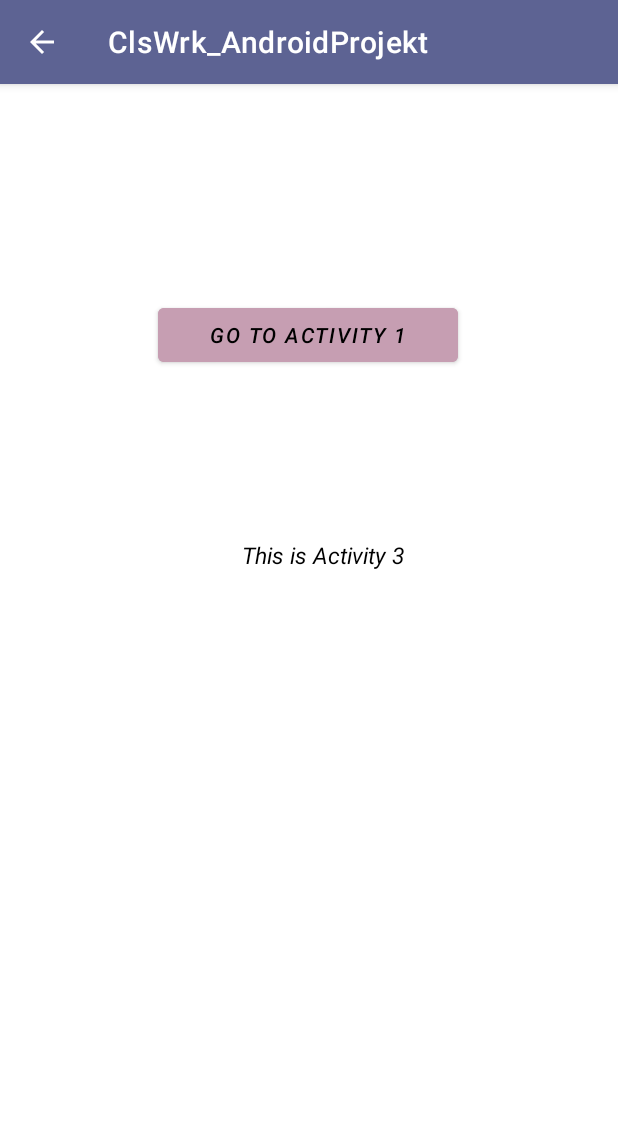
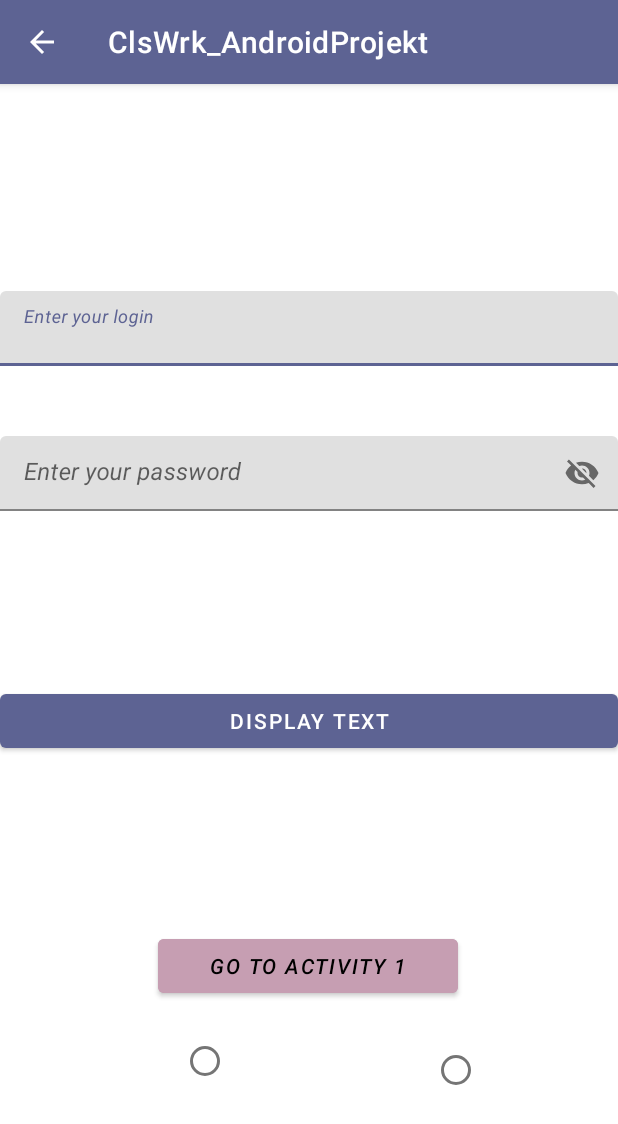
Before and after one commit to Svetttllana/ClsWrk_AndtoidProjkt, an Android app: the MainActivity3 screen opened directly, with no data from a screen before it, on a phone screen of 412 x 824 dp. Shown: the top 1124 px of the screen. Run offline under Robolectric (Android 15) with nearby library versions, the phone set to English and light mode, and no system bars.

Commit message:
less18; layout(log,passw)/ alertDialog/radio button

```diff
--- a/app/src/main/java/com/example/clswrk_androidprojekt/MainActivity3.kt
+++ b/app/src/main/java/com/example/clswrk_androidprojekt/MainActivity3.kt
@@ -1,11 +1,20 @@
 package com.example.clswrk_androidprojekt
 
+import android.annotation.SuppressLint
 import android.content.Intent
 import androidx.appcompat.app.AppCompatActivity
 import android.os.Bundle
 import android.widget.Button
+import android.widget.EditText
+import android.widget.RadioButton
+import android.widget.TextView
+import androidx.appcompat.app.AlertDialog
+import com.google.android.material.textfield.TextInputLayout
+
+
 
 class MainActivity3 : AppCompatActivity() {
+    @SuppressLint("MissingInflatedId")
     override fun onCreate(savedInstanceState: Bundle?) {
         super.onCreate(savedInstanceState)
         setContentView(R.layout.activity_main3)
@@ -15,5 +24,69 @@ class MainActivity3 : AppCompatActivity() {
         btnGoToActivity1.setOnClickListener {
             startActivity(Intent("android.intent.action.OPEN_ACTIVITY1"))
         }
+
+            val editTextLog = findViewById<EditText>(R.id.EdTextLogin)
+            val editText2Passw = findViewById<EditText>(R.id.EdTextPassword)
+            val btDisplayText = findViewById<Button>(R.id.displayBtn)
+            val textView = findViewById<TextView>(R.id.tv_text)
+            // тут должно быть 2 лэйаута
+            val LoginLay = findViewById<TextInputLayout>(R.id.layoutLogin)
+            val PasswordLay = findViewById<TextInputLayout>(R.id.layoutPassword)
+
+
+
+        val rb1 = findViewById<RadioButton>(R.id.rb1)
+        val rb2 = findViewById<RadioButton>(R.id.rb2)
+
+        // сделали так, чтобы клик был только на одной радиоБаттон
+
+        rb1.setOnClickListener {
+            if (rb1.isChecked) {
+                rb2.isChecked = false
+
+            } else {
+                rb1.isChecked = true
+
+            }
+        }
+        rb2.setOnClickListener {
+
+            if (rb2.isChecked) {
+                rb1.isChecked = false
+            } else {
+                rb2.isChecked = true
+            }
+
+        }
+
+        btDisplayText.setOnClickListener {
+            //    dialog.show()
+            // надо попробовать сделать и с текст ерор и с лэйаут ерор в одном из них будет выпадать картинка по умолчанию,
+            // а в другом та картинка, которую мы поставили
+
+
+
+            if (editTextLog.text.toString().isEmpty()) {
+                editTextLog.error = getString(R.string.LogCantBeEmpty)
+            } else if (editText2Passw .text.toString().isEmpty()) {
+                editText2Passw .error = getString(R.string.PassCantBeEmpty)
+            } else {
+                textView.text = "${editTextLog.text.toString()} ${editText2Passw .text.toString()}"
+
+
+
+
+                val dialog = AlertDialog.Builder(this)
+                    .setTitle("Information")
+                    .setMessage("Login:" + "${editTextLog.text.toString()} " + "Password:" +"\n ${editText2Passw.text.toString()}")
+                    .setCancelable(true)
+                    .setPositiveButton("Ok") { dialog, _ ->
+                        dialog.cancel()}
+                    .setNegativeButton("cancel") {dialog, _ -> dialog.cancel()}
+                dialog.show()
+
+
+            }
+        }
     }
 }
--- a/app/src/main/res/layout/activity_main2.xml
+++ b/app/src/main/res/layout/activity_main2.xml
@@ -21,4 +21,16 @@
         app:layout_constraintTop_toTopOf="parent"
         app:layout_constraintVertical_bias="0.191" />
 
+    <ImageView
+        android:id="@+id/ImageView"
+        android:layout_width="182dp"
+        android:layout_height="189dp"
+        android:src="@drawable/Cat_image"
+        app:layout_constraintBottom_toBottomOf="parent"
+        app:layout_constraintEnd_toEndOf="parent"
+        app:layout_constraintHorizontal_bias="0.449"
+        app:layout_constraintStart_toStartOf="parent"
+        app:layout_constraintTop_toTopOf="parent"
+        app:layout_constraintVertical_bias="0.756" />
+
 </androidx.constraintlayout.widget.ConstraintLayout>
--- a/app/src/main/res/layout/activity_main3.xml
+++ b/app/src/main/res/layout/activity_main3.xml
@@ -7,12 +7,50 @@
     tools:context=".MainActivity3">
 
 
+    <com.google.android.material.textfield.TextInputLayout
+        android:id="@+id/layoutLogin"
+        android:layout_width="match_parent"
+        android:layout_height="50dp"
+
+        android:layout_marginTop="60dp"
+        app:layout_constraintBottom_toTopOf="@+id/btnGoToActivity1"
+        app:layout_constraintTop_toTopOf="parent"
+        app:layout_constraintVertical_bias="0.172"
+        tools:layout_editor_absoluteX="0dp">
+
+        <com.google.android.material.textfield.TextInputEditText
+            android:id="@+id/EdTextLogin"
+            android:layout_width="match_parent"
+            android:layout_height="wrap_content"
+            android:hint="@string/enter_your_login"
+
+            android:textStyle="italic" />
+    </com.google.android.material.textfield.TextInputLayout>
+
+    <com.google.android.material.textfield.TextInputLayout
+        android:id="@+id/layoutPassword"
+        android:layout_width="match_parent"
+        android:layout_height="50dp"
+        app:passwordToggleEnabled="true"
+        app:layout_constraintBottom_toTopOf="@+id/btnGoToActivity1"
+        app:layout_constraintTop_toBottomOf="@+id/layoutLogin"
+        app:layout_constraintVertical_bias="0.143"
+        tools:layout_editor_absoluteX="-16dp">
+
+        <com.google.android.material.textfield.TextInputEditText
+            android:id="@+id/EdTextPassword"
+            android:layout_width="match_parent"
+            android:layout_height="wrap_content"
+            android:hint="@string/enter_your_password"
+            android:textStyle="italic" />
+    </com.google.android.material.textfield.TextInputLayout>
+
     <Button
         android:id="@+id/btnGoToActivity1"
         android:layout_width="200dp"
         android:layout_height="wrap_content"
         android:backgroundTint="#C69EB2"
-        android:text="Go to Activity 1"
+        android:text="@string/go_to_activity_1"
         android:textColor="@color/black"
         android:textStyle="italic"
         app:layout_constraintBottom_toBottomOf="parent"
@@ -20,22 +58,57 @@
         app:layout_constraintHorizontal_bias="0.497"
         app:layout_constraintStart_toStartOf="parent"
         app:layout_constraintTop_toTopOf="parent"
-        app:layout_constraintVertical_bias="0.199" />
+        app:layout_constraintVertical_bias="0.783" />
 
-    <TextView
+    <Button
+        android:id="@+id/displayBtn"
+        android:layout_width="match_parent"
+        android:layout_height="wrap_content"
+        android:text="@string/display_text"
+        android:textStyle="normal"
+        app:layout_constraintBottom_toTopOf="@+id/btnGoToActivity1"
+        app:layout_constraintTop_toBottomOf="@+id/layoutPassword"
+        tools:layout_editor_absoluteX="0dp" />
 
-        android:layout_width="109dp"
-        android:layout_height="40dp"
-        android:text="This is Activity 3"
-        android:textColor="@color/black"
-        android:textSize="15sp"
-        android:textStyle="italic"
+    <com.google.android.material.textview.MaterialTextView
+        android:id="@+id/tv_text"
+        android:layout_width="match_parent"
+        android:layout_height="wrap_content"
+        android:gravity="center"
+
+        app:layout_constraintBottom_toTopOf="@+id/btnGoToActivity1"
+        app:layout_constraintEnd_toEndOf="parent"
+
+        app:layout_constraintHorizontal_bias="0.0"
+        app:layout_constraintStart_toStartOf="parent"
+        app:layout_constraintTop_toBottomOf="@+id/displayBtn"
+
+        tools:text="Name passvord" />
+
+
+    <RadioButton
+        android:id="@+id/rb1"
+        android:layout_width="40dp"
+        android:layout_height="20dp"
+        android:layout_marginEnd="124dp"
+        android:textColor="#C69EB2"
+        app:layout_constraintBottom_toBottomOf="parent"
+        app:layout_constraintEnd_toStartOf="@+id/rb2"
+        app:layout_constraintHorizontal_bias="0.972"
+        app:layout_constraintStart_toStartOf="parent"
+        app:layout_constraintTop_toBottomOf="@+id/btnGoToActivity1"
+        app:layout_constraintVertical_bias="0.218" />
+
+    <RadioButton
+        android:id="@+id/rb2"
+        android:layout_width="40dp"
+        android:layout_height="30dp"
+        android:shadowColor="#C69EB2"
+        android:layout_marginEnd="84dp"
         app:layout_constraintBottom_toBottomOf="parent"
         app:layout_constraintEnd_toEndOf="parent"
-        app:layout_constraintHorizontal_bias="0.533"
-        app:layout_constraintStart_toStartOf="parent"
         app:layout_constraintTop_toBottomOf="@+id/btnGoToActivity1"
-        app:layout_constraintVertical_bias="0.209" />
+        app:layout_constraintVertical_bias="0.237" />
 
 
 </androidx.constraintlayout.widget.ConstraintLayout>
--- a/app/src/main/res/values/strings.xml
+++ b/app/src/main/res/values/strings.xml
@@ -2,4 +2,11 @@
     <string name="app_name">ClsWrk_AndroidProjekt</string>
     <string name="you_click_on_second_button">You Click on second button</string>
     <string name="from_MainActivity">from MainActivity</string>
+    <string name="enter_your_login">Enter your login</string>
+    <string name="go_to_activity_1">Go to Activity 1</string>
+    <string name="enter_your_password">Enter your password</string>
+    <string name="display_text">Display text</string>
+    <string name="this_is_activity_3">This is Activity 3</string>
+    <string name="LogCantBeEmpty">Login cant be empty</string>
+    <string name="PassCantBeEmpty">Password cant be empty</string>
 </resources>
```
